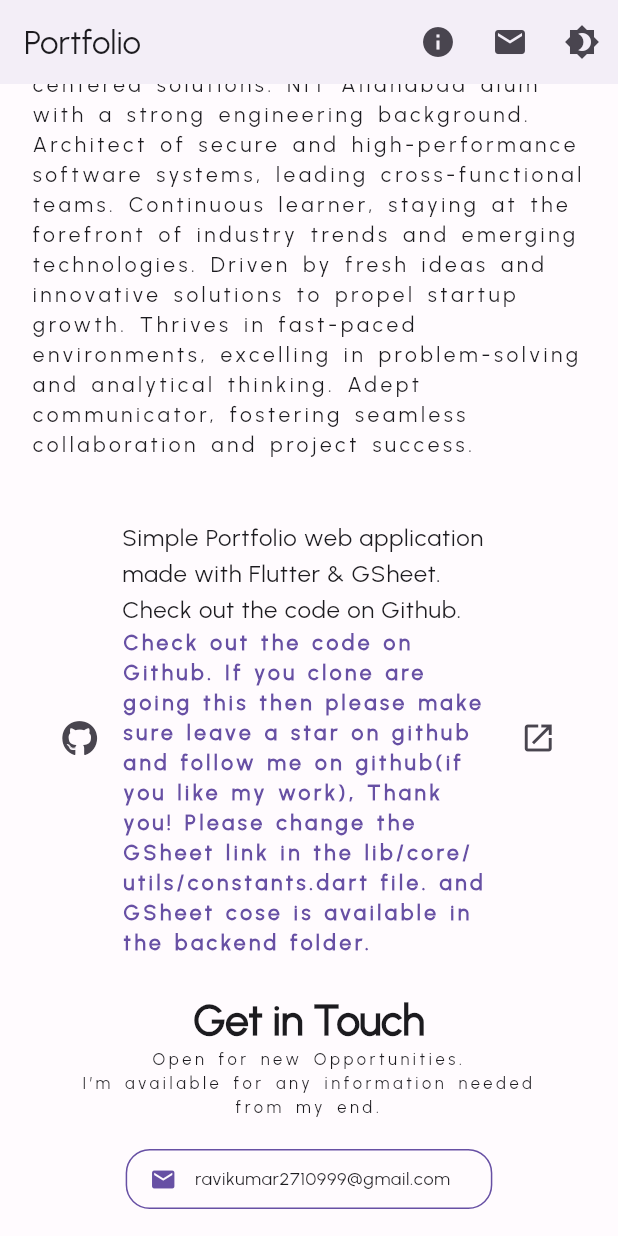
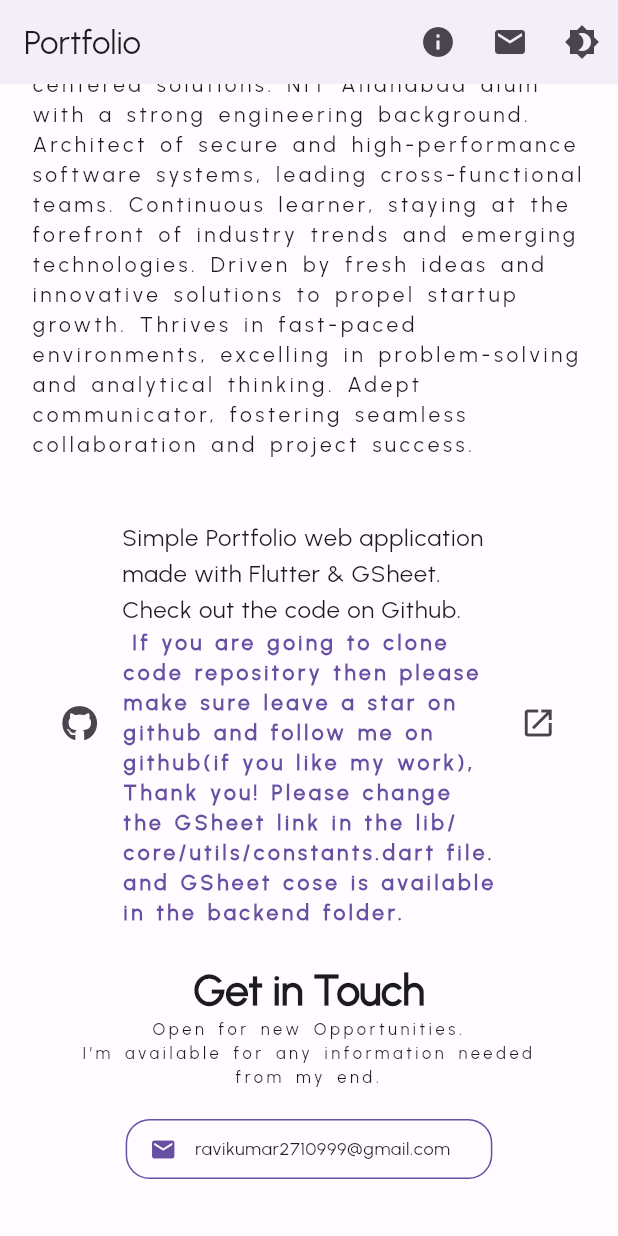
Before and after one commit to ravikovind/portfolio, a Flutter app: the screen it shows after launch, scrolled down 576 dp, on a phone screen of 412 x 824 dp. Run offline on Flutter 3.47's test engine with Material 3 defaults, Android fonts, the phone set to English and light mode, and no system bars; our stand-ins replace equatable, flutter_bloc, font_awesome_flutter, hydrated_bloc, lottie, webview_flutter; missing offline and left inert: string_contains; network calls fail.

```diff
--- a/lib/view/pages/home_page.dart
+++ b/lib/view/pages/home_page.dart
@@ -622,33 +622,18 @@ class _HomePageState extends State<HomePage> {
                       'Simple Portfolio web application made with Flutter & GSheet. Check out the code on Github.'),
                   subtitle: RichText(
                     text: TextSpan(
-                      text: 'Check out the code on ',
                       style: Theme.of(context).textTheme.labelLarge?.copyWith(
                             fontWeight: FontWeight.bold,
                             letterSpacing: 2.4,
                             wordSpacing: 1.2,
                             color: Theme.of(context).colorScheme.primary,
                           ),
-                      children: [
-                        TextSpan(
-                          text: ' Github.',
-                          style: Theme.of(context).textTheme.labelLarge?.copyWith(
-                                fontWeight: FontWeight.bold,
-                                letterSpacing: 2.4,
-                                wordSpacing: 1.2,
-                                color: Theme.of(context).colorScheme.primary,
-                              ),
-                        ),
+                      children: const [
                         /// if you clone this then please make sure leave a star on github
                         /// and follow me on github(if you like my work)
                         TextSpan(
-                          text: ' If you clone are going this then please make sure leave a star on github and follow me on github(if you like my work), Thank you! Please change the GSheet link in the lib/core/utils/constants.dart file. and GSheet cose is available in the backend folder.',
-                          style: Theme.of(context).textTheme.labelLarge?.copyWith(
-                                fontWeight: FontWeight.bold,
-                                letterSpacing: 2.4,
-                                wordSpacing: 1.2,
-                                color: Theme.of(context).colorScheme.primary,
-                              ),
+                          text: ' If you are going to clone code repository then please make sure leave a star on github and follow me on github(if you like my work), Thank you! Please change the GSheet link in the lib/core/utils/constants.dart file. and GSheet cose is available in the backend folder.',
+
                         ),
                       ],
                     ),
```
Also changed, not shown: 1 other file.
